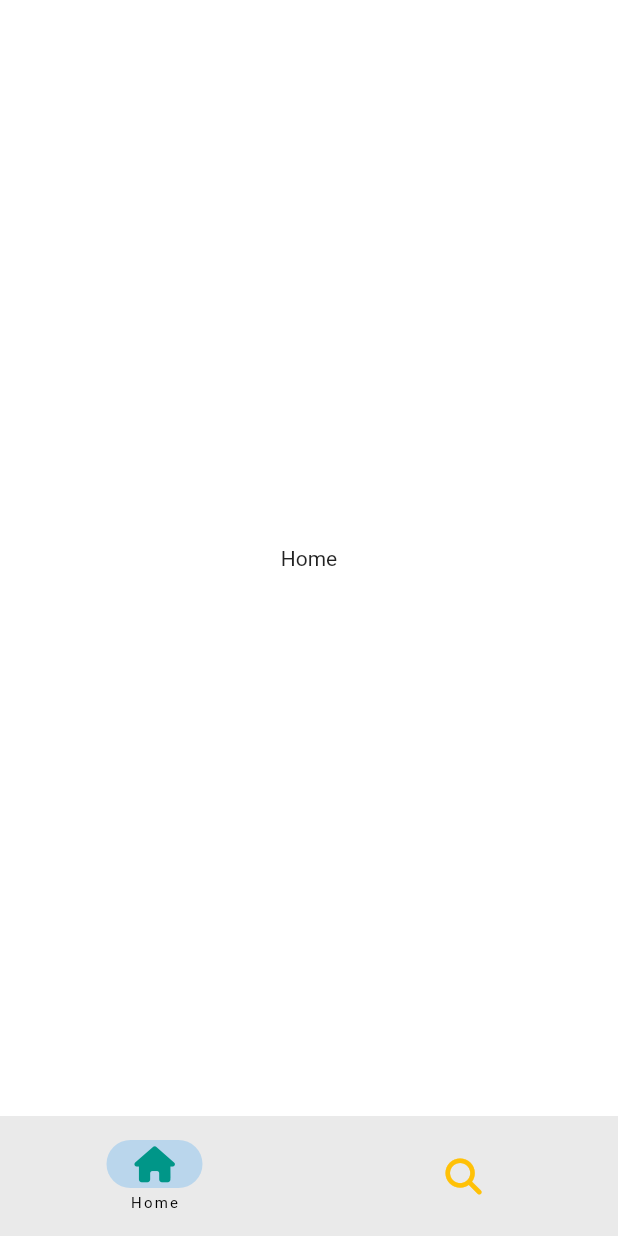
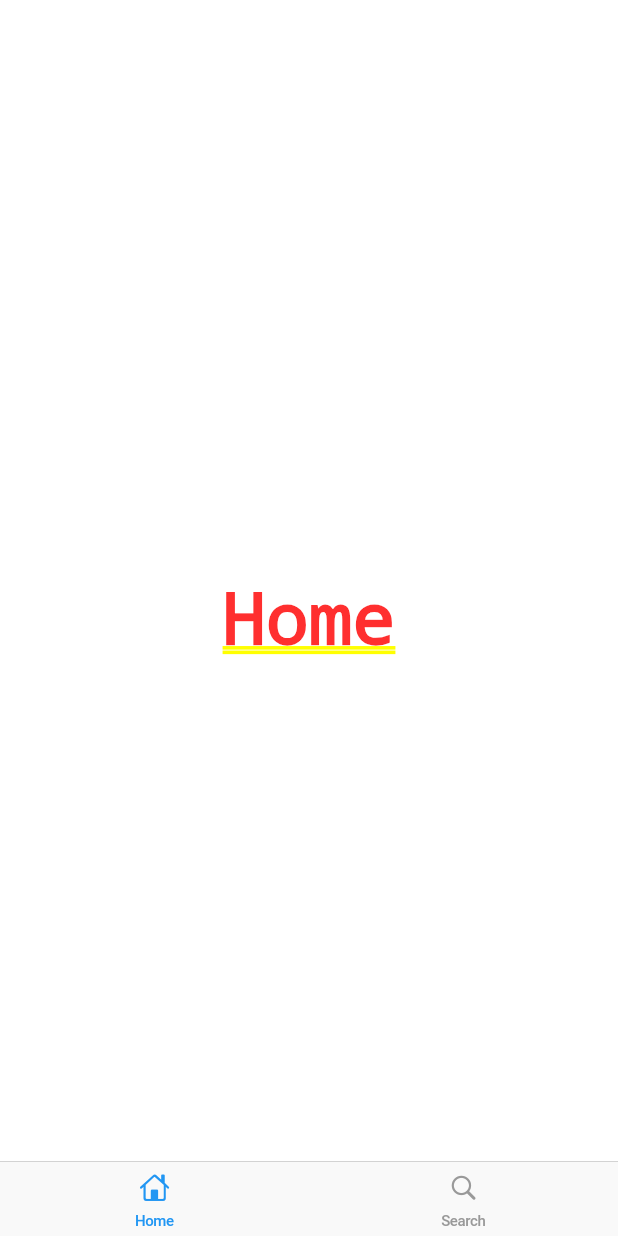
Before and after one commit to ryan-hwang-00/tiktok, a Flutter app: the screen it shows after launch, on a phone screen of 412 x 824 dp. Run offline on Flutter 3.47's test engine with Material 2 defaults, Android fonts, the phone set to English and light mode, and no system bars; our stand-ins replace font_awesome_flutter.

Commit message:
6.4 cupertino

```diff
--- a/lib/features/main_navigation/main_navigation.dart
+++ b/lib/features/main_navigation/main_navigation.dart
@@ -1,5 +1,4 @@
-import 'package:flutter/material.dart';
-import 'package:font_awesome_flutter/font_awesome_flutter.dart';
+import 'package:flutter/cupertino.dart';
 
 class MainNavigationScreen extends StatefulWidget {
   const MainNavigationScreen({super.key});
@@ -37,29 +36,26 @@
 
   @override
   Widget build(BuildContext context) {
-    return Scaffold(
-      body: screens[_selectedIndex],
-      bottomNavigationBar: NavigationBar(
-        labelBehavior: NavigationDestinationLabelBehavior.onlyShowSelected,
-        selectedIndex: _selectedIndex,
-        onDestinationSelected: _onTap,
-        destinations: const [
-          NavigationDestination(
-            icon: FaIcon(
-              FontAwesomeIcons.house,
-              color: Colors.teal,
+    return CupertinoTabScaffold(
+      tabBar: CupertinoTabBar(
+        items: const [
+          BottomNavigationBarItem(
+            icon: Icon(
+              CupertinoIcons.house,
+              size: 20,
             ),
-            label: 'Home',
+            label: "Home",
           ),
-          NavigationDestination(
-            icon: FaIcon(
-              FontAwesomeIcons.magnifyingGlass,
-              color: Colors.amber,
+          BottomNavigationBarItem(
+            icon: Icon(
+              CupertinoIcons.search,
+              size: 20,
             ),
-            label: 'search',
+            label: "Search",
           ),
         ],
       ),
+      tabBuilder: (context, index) => screens[index],
     );
   }
 }
```
